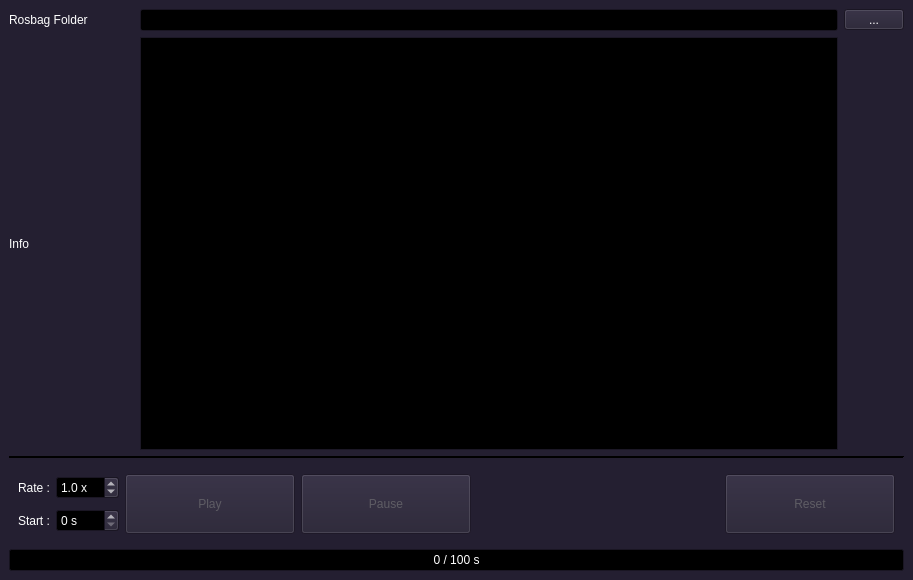
Before: the Qt Designer form ui/player.ui in yyamazaki933/rosif, drawn with Qt 5.
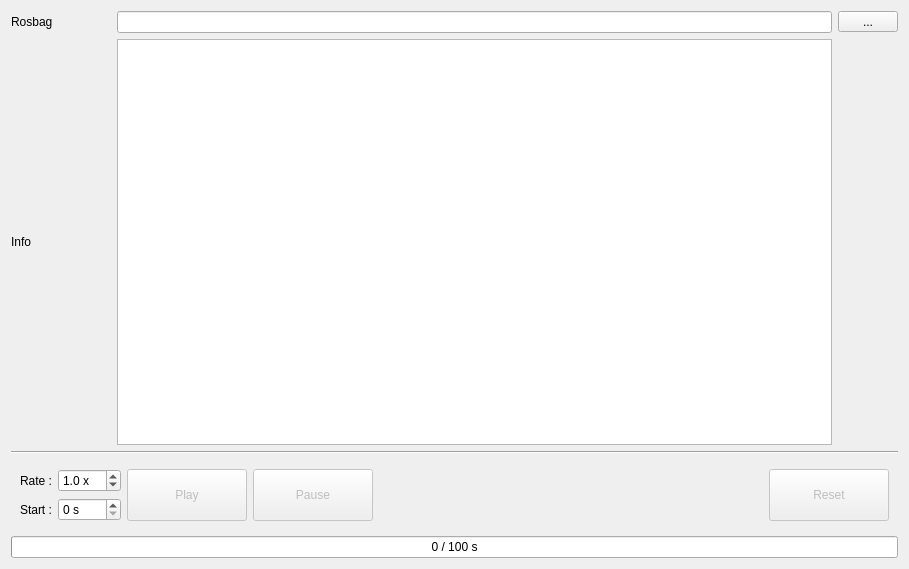
After: the same form once the commit is applied.

```diff
--- a/ui/player.ui
+++ b/ui/player.ui
@@ -1,497 +1,27 @@
 <?xml version="1.0" encoding="UTF-8"?>
 <ui version="4.0">
- <class>MainWindow</class>
- <widget class="QMainWindow" name="MainWindow">
+ <class>Form</class>
+ <widget class="QWidget" name="Form">
   <property name="geometry">
    <rect>
     <x>0</x>
     <y>0</y>
-    <width>913</width>
-    <height>580</height>
+    <width>909</width>
+    <height>569</height>
    </rect>
   </property>
-  <property name="palette">
-   <palette>
-    <active>
-     <colorrole role="WindowText">
-      <brush brushstyle="SolidPattern">
-       <color alpha="255">
-        <red>255</red>
-        <green>255</green>
-        <blue>255</blue>
-       </color>
-      </brush>
-     </colorrole>
-     <colorrole role="Button">
-      <brush brushstyle="SolidPattern">
-       <color alpha="255">
-        <red>36</red>
-        <green>31</green>
-        <blue>49</blue>
-       </color>
-      </brush>
-     </colorrole>
-     <colorrole role="Light">
-      <brush brushstyle="SolidPattern">
-       <color alpha="255">
-        <red>0</red>
-        <green>0</green>
-        <blue>0</blue>
-       </color>
-      </brush>
-     </colorrole>
-     <colorrole role="Midlight">
-      <brush brushstyle="SolidPattern">
-       <color alpha="255">
-        <red>0</red>
-        <green>0</green>
-        <blue>0</blue>
-       </color>
-      </brush>
-     </colorrole>
-     <colorrole role="Dark">
-      <brush brushstyle="SolidPattern">
-       <color alpha="255">
-        <red>0</red>
-        <green>0</green>
-        <blue>0</blue>
-       </color>
-      </brush>
-     </colorrole>
-     <colorrole role="Mid">
-      <brush brushstyle="SolidPattern">
-       <color alpha="255">
-        <red>0</red>
-        <green>0</green>
-        <blue>0</blue>
-       </color>
-      </brush>
-     </colorrole>
-     <colorrole role="Text">
-      <brush brushstyle="SolidPattern">
-       <color alpha="255">
-        <red>255</red>
-        <green>255</green>
-        <blue>255</blue>
-       </color>
-      </brush>
-     </colorrole>
-     <colorrole role="BrightText">
-      <brush brushstyle="SolidPattern">
-       <color alpha="255">
-        <red>255</red>
-        <green>255</green>
-        <blue>255</blue>
-       </color>
-      </brush>
-     </colorrole>
-     <colorrole role="ButtonText">
-      <brush brushstyle="SolidPattern">
-       <color alpha="255">
-        <red>255</red>
-        <green>255</green>
-        <blue>255</blue>
-       </color>
-      </brush>
-     </colorrole>
-     <colorrole role="Base">
-      <brush brushstyle="SolidPattern">
-       <color alpha="255">
-        <red>0</red>
-        <green>0</green>
-        <blue>0</blue>
-       </color>
-      </brush>
-     </colorrole>
-     <colorrole role="Window">
-      <brush brushstyle="SolidPattern">
-       <color alpha="255">
-        <red>36</red>
-        <green>31</green>
-        <blue>49</blue>
-       </color>
-      </brush>
-     </colorrole>
-     <colorrole role="Shadow">
-      <brush brushstyle="SolidPattern">
-       <color alpha="255">
-        <red>0</red>
-        <green>0</green>
-        <blue>0</blue>
-       </color>
-      </brush>
-     </colorrole>
-     <colorrole role="Highlight">
-      <brush brushstyle="SolidPattern">
-       <color alpha="255">
-        <red>0</red>
-        <green>0</green>
-        <blue>255</blue>
-       </color>
-      </brush>
-     </colorrole>
-     <colorrole role="AlternateBase">
-      <brush brushstyle="SolidPattern">
-       <color alpha="255">
-        <red>0</red>
-        <green>0</green>
-        <blue>0</blue>
-       </color>
-      </brush>
-     </colorrole>
-     <colorrole role="ToolTipBase">
-      <brush brushstyle="SolidPattern">
-       <color alpha="255">
-        <red>255</red>
-        <green>255</green>
-        <blue>220</blue>
-       </color>
-      </brush>
-     </colorrole>
-     <colorrole role="ToolTipText">
-      <brush brushstyle="SolidPattern">
-       <color alpha="255">
-        <red>0</red>
-        <green>0</green>
-        <blue>0</blue>
-       </color>
-      </brush>
-     </colorrole>
-     <colorrole role="PlaceholderText">
-      <brush brushstyle="SolidPattern">
-       <color alpha="128">
-        <red>255</red>
-        <green>255</green>
-        <blue>255</blue>
-       </color>
-      </brush>
-     </colorrole>
-    </active>
-    <inactive>
-     <colorrole role="WindowText">
-      <brush brushstyle="SolidPattern">
-       <color alpha="255">
-        <red>255</red>
-        <green>255</green>
-        <blue>255</blue>
-       </color>
-      </brush>
-     </colorrole>
-     <colorrole role="Button">
-      <brush brushstyle="SolidPattern">
-       <color alpha="255">
-        <red>36</red>
-        <green>31</green>
-        <blue>49</blue>
-       </color>
-      </brush>
-     </colorrole>
-     <colorrole role="Light">
-      <brush brushstyle="SolidPattern">
-       <color alpha="255">
-        <red>0</red>
-        <green>0</green>
-        <blue>0</blue>
-       </color>
-      </brush>
-     </colorrole>
-     <colorrole role="Midlight">
-      <brush brushstyle="SolidPattern">
-       <color alpha="255">
-        <red>0</red>
-        <green>0</green>
-        <blue>0</blue>
-       </color>
-      </brush>
-     </colorrole>
-     <colorrole role="Dark">
-      <brush brushstyle="SolidPattern">
-       <color alpha="255">
-        <red>0</red>
-        <green>0</green>
-        <blue>0</blue>
-       </color>
-      </brush>
-     </colorrole>
-     <colorrole role="Mid">
-      <brush brushstyle="SolidPattern">
-       <color alpha="255">
-        <red>0</red>
-        <green>0</green>
-        <blue>0</blue>
-       </color>
-      </brush>
-     </colorrole>
-     <colorrole role="Text">
-      <brush brushstyle="SolidPattern">
-       <color alpha="255">
-        <red>255</red>
-        <green>255</green>
-        <blue>255</blue>
-       </color>
-      </brush>
-     </colorrole>
-     <colorrole role="BrightText">
-      <brush brushstyle="SolidPattern">
-       <color alpha="255">
-        <red>255</red>
-        <green>255</green>
-        <blue>255</blue>
-       </color>
-      </brush>
-     </colorrole>
-     <colorrole role="ButtonText">
-      <brush brushstyle="SolidPattern">
-       <color alpha="255">
-        <red>255</red>
-        <green>255</green>
-        <blue>255</blue>
-       </color>
-      </brush>
-     </colorrole>
-     <colorrole role="Base">
-      <brush brushstyle="SolidPattern">
-       <color alpha="255">
-        <red>0</red>
-        <green>0</green>
-        <blue>0</blue>
-       </color>
-      </brush>
-     </colorrole>
-     <colorrole role="Window">
-      <brush brushstyle="SolidPattern">
-       <color alpha="255">
-        <red>36</red>
-        <green>31</green>
-        <blue>49</blue>
-       </color>
-      </brush>
-     </colorrole>
-     <colorrole role="Shadow">
-      <brush brushstyle="SolidPattern">
-       <color alpha="255">
-        <red>0</red>
-        <green>0</green>
-        <blue>0</blue>
-       </color>
-      </brush>
-     </colorrole>
-     <colorrole role="Highlight">
-      <brush brushstyle="SolidPattern">
-       <color alpha="255">
-        <red>0</red>
-        <green>0</green>
-        <blue>255</blue>
-       </color>
-      </brush>
-     </colorrole>
-     <colorrole role="AlternateBase">
-      <brush brushstyle="SolidPattern">
-       <color alpha="255">
-        <red>0</red>
-        <green>0</green>
-        <blue>0</blue>
-       </color>
-      </brush>
-     </colorrole>
-     <colorrole role="ToolTipBase">
-      <brush brushstyle="SolidPattern">
-       <color alpha="255">
-        <red>255</red>
-        <green>255</green>
-        <blue>220</blue>
-       </color>
-      </brush>
-     </colorrole>
-     <colorrole role="ToolTipText">
-      <brush brushstyle="SolidPattern">
-       <color alpha="255">
-        <red>0</red>
-        <green>0</green>
-        <blue>0</blue>
-       </color>
-      </brush>
-     </colorrole>
-     <colorrole role="PlaceholderText">
-      <brush brushstyle="SolidPattern">
-       <color alpha="128">
-        <red>255</red>
-        <green>255</green>
-        <blue>255</blue>
-       </color>
-      </brush>
-     </colorrole>
-    </inactive>
-    <disabled>
-     <colorrole role="WindowText">
-      <brush brushstyle="SolidPattern">
-       <color alpha="255">
-        <red>61</red>
-        <green>56</green>
-        <blue>70</blue>
-       </color>
-      </brush>
-     </colorrole>
-     <colorrole role="Button">
-      <brush brushstyle="SolidPattern">
-       <color alpha="255">
-        <red>36</red>
-        <green>31</green>
-        <blue>49</blue>
-       </color>
-      </brush>
-     </colorrole>
-     <colorrole role="Light">
-      <brush brushstyle="SolidPattern">
-       <color alpha="255">
-        <red>0</red>
-        <green>0</green>
-        <blue>0</blue>
-       </color>
-      </brush>
-     </colorrole>
-     <colorrole role="Midlight">
-      <brush brushstyle="SolidPattern">
-       <color alpha="255">
-        <red>0</red>
-        <green>0</green>
-        <blue>0</blue>
-       </color>
-      </brush>
-     </colorrole>
-     <colorrole role="Dark">
-      <brush brushstyle="SolidPattern">
-       <color alpha="255">
-        <red>0</red>
-        <green>0</green>
-        <blue>0</blue>
-       </color>
-      </brush>
-     </colorrole>
-     <colorrole role="Mid">
-      <brush brushstyle="SolidPattern">
-       <color alpha="255">
-        <red>0</red>
-        <green>0</green>
-        <blue>0</blue>
-       </color>
-      </brush>
-     </colorrole>
-     <colorrole role="Text">
-      <brush brushstyle="SolidPattern">
-       <color alpha="255">
-        <red>94</red>
-        <green>92</green>
-        <blue>100</blue>
-       </color>
-      </brush>
-     </colorrole>
-     <colorrole role="BrightText">
-      <brush brushstyle="SolidPattern">
-       <color alpha="255">
-        <red>255</red>
-        <green>255</green>
-        <blue>255</blue>
-       </color>
-      </brush>
-     </colorrole>
-     <colorrole role="ButtonText">
-      <brush brushstyle="SolidPattern">
-       <color alpha="255">
-        <red>94</red>
-        <green>92</green>
-        <blue>100</blue>
-       </color>
-      </brush>
-     </colorrole>
-     <colorrole role="Base">
-      <brush brushstyle="SolidPattern">
-       <color alpha="255">
-        <red>36</red>
-        <green>31</green>
-        <blue>49</blue>
-       </color>
-      </brush>
-     </colorrole>
-     <colorrole role="Window">
-      <brush brushstyle="SolidPattern">
-       <color alpha="255">
-        <red>36</red>
-        <green>31</green>
-        <blue>49</blue>
-       </color>
-      </brush>
-     </colorrole>
-     <colorrole role="Shadow">
-      <brush brushstyle="SolidPattern">
-       <color alpha="255">
-        <red>0</red>
-        <green>0</green>
-        <blue>0</blue>
-       </color>
-      </brush>
-     </colorrole>
-     <colorrole role="Highlight">
-      <brush brushstyle="SolidPattern">
-       <color alpha="255">
-        <red>145</red>
-        <green>145</green>
-        <blue>145</blue>
-       </color>
-      </brush>
-     </colorrole>
-     <colorrole role="AlternateBase">
-      <brush brushstyle="SolidPattern">
-       <color alpha="255">
-        <red>0</red>
-        <green>0</green>
-        <blue>0</blue>
-       </color>
-      </brush>
-     </colorrole>
-     <colorrole role="ToolTipBase">
-      <brush brushstyle="SolidPattern">
-       <color alpha="255">
-        <red>255</red>
-        <green>255</green>
-        <blue>220</blue>
-       </color>
-      </brush>
-     </colorrole>
-     <colorrole role="ToolTipText">
-      <brush brushstyle="SolidPattern">
-       <color alpha="255">
-        <red>0</red>
-        <green>0</green>
-        <blue>0</blue>
-       </color>
-      </brush>
-     </colorrole>
-     <colorrole role="PlaceholderText">
-      <brush brushstyle="SolidPattern">
-       <color alpha="128">
-        <red>255</red>
-        <green>255</green>
-        <blue>255</blue>
-       </color>
-      </brush>
-     </colorrole>
-    </disabled>
-   </palette>
-  </property>
   <property name="windowTitle">
-   <string>Rosbag Player</string>
-  </property>
-  <widget class="QWidget" name="centralwidget">
-   <property name="sizePolicy">
-    <sizepolicy hsizetype="Fixed" vsizetype="Fixed">
-     <horstretch>0</horstretch>
-     <verstretch>0</verstretch>
-    </sizepolicy>
+   <string>Form</string>
    </property>
    <layout class="QGridLayout" name="gridLayout">
-    <item row="10" column="0" colspan="3">
+   <item row="4" column="0" colspan="3">
      <widget class="QProgressBar" name="progress">
+     <property name="sizePolicy">
+      <sizepolicy hsizetype="Preferred" vsizetype="Fixed">
+       <horstretch>0</horstretch>
+       <verstretch>0</verstretch>
+      </sizepolicy>
+     </property>
       <property name="value">
        <number>0</number>
       </property>
@@ -500,51 +30,193 @@
       </property>
      </widget>
     </item>
+   <item row="1" column="1">
+    <widget class="QPlainTextEdit" name="pte_bag">
+     <property name="sizePolicy">
+      <sizepolicy hsizetype="Preferred" vsizetype="Expanding">
+       <horstretch>0</horstretch>
+       <verstretch>0</verstretch>
+      </sizepolicy>
+     </property>
+     <property name="palette">
+      <palette>
+       <active>
+        <colorrole role="Text">
+         <brush brushstyle="SolidPattern">
+          <color alpha="255">
+           <red>154</red>
+           <green>153</green>
+           <blue>150</blue>
+          </color>
+         </brush>
+        </colorrole>
+        <colorrole role="PlaceholderText">
+         <brush brushstyle="NoBrush">
+          <color alpha="128">
+           <red>154</red>
+           <green>153</green>
+           <blue>150</blue>
+          </color>
+         </brush>
+        </colorrole>
+       </active>
+       <inactive>
+        <colorrole role="Text">
+         <brush brushstyle="SolidPattern">
+          <color alpha="255">
+           <red>154</red>
+           <green>153</green>
+           <blue>150</blue>
+          </color>
+         </brush>
+        </colorrole>
+        <colorrole role="PlaceholderText">
+         <brush brushstyle="NoBrush">
+          <color alpha="128">
+           <red>154</red>
+           <green>153</green>
+           <blue>150</blue>
+          </color>
+         </brush>
+        </colorrole>
+       </inactive>
+       <disabled>
+        <colorrole role="Text">
+         <brush brushstyle="SolidPattern">
+          <color alpha="255">
+           <red>94</red>
+           <green>92</green>
+           <blue>100</blue>
+          </color>
+         </brush>
+        </colorrole>
+        <colorrole role="PlaceholderText">
+         <brush brushstyle="NoBrush">
+          <color alpha="128">
+           <red>154</red>
+           <green>153</green>
+           <blue>150</blue>
+          </color>
+         </brush>
+        </colorrole>
+       </disabled>
+      </palette>
+     </property>
+     <property name="font">
+      <font>
+       <family>Ubuntu Mono</family>
+       <pointsize>13</pointsize>
+      </font>
+     </property>
+     <property name="lineWrapMode">
+      <enum>QPlainTextEdit::NoWrap</enum>
+     </property>
+     <property name="readOnly">
+      <bool>true</bool>
+     </property>
+     <property name="plainText">
+      <string/>
+     </property>
+    </widget>
+   </item>
+   <item row="2" column="0" colspan="3">
+    <widget class="Line" name="line">
+     <property name="orientation">
+      <enum>Qt::Horizontal</enum>
+     </property>
+    </widget>
+   </item>
     <item row="0" column="1">
      <widget class="QLineEdit" name="le_bag">
+     <property name="sizePolicy">
+      <sizepolicy hsizetype="Minimum" vsizetype="Fixed">
+       <horstretch>0</horstretch>
+       <verstretch>0</verstretch>
+      </sizepolicy>
+     </property>
       <property name="text">
        <string/>
       </property>
      </widget>
     </item>
-    <item row="7" column="0">
+   <item row="0" column="0">
+    <widget class="QLabel" name="label_11">
+     <property name="sizePolicy">
+      <sizepolicy hsizetype="Preferred" vsizetype="Preferred">
+       <horstretch>0</horstretch>
+       <verstretch>0</verstretch>
+      </sizepolicy>
+     </property>
+     <property name="maximumSize">
+      <size>
+       <width>100</width>
+       <height>16777215</height>
+      </size>
+     </property>
+     <property name="text">
+      <string>Rosbag</string>
+     </property>
+    </widget>
+   </item>
+   <item row="1" column="0">
      <widget class="QLabel" name="label_12">
+     <property name="sizePolicy">
+      <sizepolicy hsizetype="Preferred" vsizetype="Preferred">
+       <horstretch>0</horstretch>
+       <verstretch>0</verstretch>
+      </sizepolicy>
+     </property>
+     <property name="maximumSize">
+      <size>
+       <width>100</width>
+       <height>16777215</height>
+      </size>
+     </property>
       <property name="text">
        <string>Info</string>
       </property>
      </widget>
     </item>
-    <item row="0" column="0">
-     <widget class="QLabel" name="label_11">
+   <item row="0" column="2">
+    <widget class="QToolButton" name="tb_bag">
       <property name="minimumSize">
        <size>
-        <width>125</width>
+       <width>60</width>
         <height>0</height>
        </size>
       </property>
-      <property name="maximumSize">
-       <size>
-        <width>82</width>
-        <height>16777215</height>
-       </size>
-      </property>
       <property name="text">
-       <string>Rosbag Folder</string>
+      <string>...</string>
       </property>
      </widget>
     </item>
-    <item row="8" column="0" colspan="3">
-     <widget class="Line" name="line">
-      <property name="orientation">
-       <enum>Qt::Horizontal</enum>
-      </property>
-     </widget>
-    </item>
-    <item row="9" column="0" colspan="3">
+   <item row="3" column="0" colspan="3">
      <widget class="QWidget" name="widget" native="true">
       <layout class="QGridLayout" name="gridLayout_2">
-       <item row="1" column="1">
-        <widget class="QLabel" name="label_16">
+      <item row="0" column="2" rowspan="2">
+       <widget class="QPushButton" name="pb_play">
+        <property name="enabled">
+         <bool>false</bool>
+        </property>
+        <property name="sizePolicy">
+         <sizepolicy hsizetype="Preferred" vsizetype="Preferred">
+          <horstretch>0</horstretch>
+          <verstretch>0</verstretch>
+         </sizepolicy>
+        </property>
+        <property name="minimumSize">
+         <size>
+          <width>120</width>
+          <height>0</height>
+         </size>
+        </property>
+        <property name="text">
+         <string>Play</string>
+        </property>
+       </widget>
+      </item>
+      <item row="0" column="0">
+       <widget class="QLabel" name="label_15">
          <property name="maximumSize">
           <size>
            <width>84</width>
@@ -552,11 +224,27 @@
           </size>
          </property>
          <property name="text">
-          <string>Start :</string>
+         <string>Rate :</string>
          </property>
         </widget>
        </item>
-       <item row="0" column="2">
+      <item row="1" column="1">
+       <widget class="QSpinBox" name="sb_offset">
+        <property name="maximumSize">
+         <size>
+          <width>83</width>
+          <height>16777215</height>
+         </size>
+        </property>
+        <property name="suffix">
+         <string> s</string>
+        </property>
+        <property name="maximum">
+         <number>9999</number>
+        </property>
+       </widget>
+      </item>
+      <item row="0" column="1">
         <widget class="QDoubleSpinBox" name="sb_rate">
          <property name="maximumSize">
           <size>
@@ -584,24 +272,21 @@
          </property>
         </widget>
        </item>
-       <item row="1" column="2">
-        <widget class="QSpinBox" name="sb_offset">
-         <property name="maximumSize">
+      <item row="0" column="4">
+       <spacer name="horizontalSpacer">
+        <property name="orientation">
+         <enum>Qt::Horizontal</enum>
+        </property>
+        <property name="sizeHint" stdset="0">
           <size>
-           <width>83</width>
-           <height>16777215</height>
-          </size>
-         </property>
-         <property name="suffix">
-          <string> s</string>
-         </property>
-         <property name="maximum">
-          <number>9999</number>
-         </property>
-        </widget>
-       </item>
-       <item row="0" column="1">
-        <widget class="QLabel" name="label_15">
+          <width>297</width>
+          <height>0</height>
+         </size>
+        </property>
+       </spacer>
+      </item>
+      <item row="1" column="0">
+       <widget class="QLabel" name="label_16">
          <property name="maximumSize">
           <size>
            <width>84</width>
@@ -609,35 +294,25 @@
           </size>
          </property>
          <property name="text">
-          <string>Rate :</string>
+         <string>Start :</string>
          </property>
         </widget>
        </item>
-       <item row="0" column="5" rowspan="2">
-        <widget class="QPushButton" name="pb_play">
-         <property name="enabled">
-          <bool>false</bool>
-         </property>
-         <property name="minimumSize">
-          <size>
-           <width>170</width>
-           <height>60</height>
-          </size>
-         </property>
-         <property name="text">
-          <string>Play</string>
-         </property>
-        </widget>
-       </item>
-       <item row="0" column="6" rowspan="2">
+      <item row="0" column="3" rowspan="2">
         <widget class="QPushButton" name="pb_pause">
          <property name="enabled">
           <bool>false</bool>
          </property>
+        <property name="sizePolicy">
+         <sizepolicy hsizetype="Preferred" vsizetype="Preferred">
+          <horstretch>0</horstretch>
+          <verstretch>0</verstretch>
+         </sizepolicy>
+        </property>
          <property name="minimumSize">
           <size>
-           <width>170</width>
-           <height>60</height>
+          <width>120</width>
+          <height>0</height>
           </size>
          </property>
          <property name="text">
@@ -645,15 +320,21 @@
          </property>
         </widget>
        </item>
-       <item row="0" column="8" rowspan="2">
+      <item row="0" column="5" rowspan="2">
         <widget class="QPushButton" name="pb_reset">
          <property name="enabled">
           <bool>false</bool>
          </property>
+        <property name="sizePolicy">
+         <sizepolicy hsizetype="Preferred" vsizetype="Preferred">
+          <horstretch>0</horstretch>
+          <verstretch>0</verstretch>
+         </sizepolicy>
+        </property>
          <property name="minimumSize">
           <size>
-           <width>170</width>
-           <height>60</height>
+          <width>120</width>
+          <height>0</height>
           </size>
          </property>
          <property name="text">
@@ -661,120 +342,10 @@
          </property>
         </widget>
        </item>
-       <item row="0" column="7">
-        <spacer name="horizontalSpacer">
-         <property name="orientation">
-          <enum>Qt::Horizontal</enum>
-         </property>
-         <property name="sizeHint" stdset="0">
-          <size>
-           <width>0</width>
-           <height>0</height>
-          </size>
-         </property>
-        </spacer>
-       </item>
       </layout>
      </widget>
     </item>
-    <item row="0" column="2">
-     <widget class="QToolButton" name="tb_bag">
-      <property name="minimumSize">
-       <size>
-        <width>60</width>
-        <height>0</height>
-       </size>
-      </property>
-      <property name="text">
-       <string>...</string>
-      </property>
-     </widget>
-    </item>
-    <item row="7" column="1">
-     <widget class="QPlainTextEdit" name="pte_bag">
-      <property name="palette">
-       <palette>
-        <active>
-         <colorrole role="Text">
-          <brush brushstyle="SolidPattern">
-           <color alpha="255">
-            <red>154</red>
-            <green>153</green>
-            <blue>150</blue>
-           </color>
-          </brush>
-         </colorrole>
-         <colorrole role="PlaceholderText">
-          <brush brushstyle="NoBrush">
-           <color alpha="128">
-            <red>154</red>
-            <green>153</green>
-            <blue>150</blue>
-           </color>
-          </brush>
-         </colorrole>
-        </active>
-        <inactive>
-         <colorrole role="Text">
-          <brush brushstyle="SolidPattern">
-           <color alpha="255">
-            <red>154</red>
-            <green>153</green>
-            <blue>150</blue>
-           </color>
-          </brush>
-         </colorrole>
-         <colorrole role="PlaceholderText">
-          <brush brushstyle="NoBrush">
-           <color alpha="128">
-            <red>154</red>
-            <green>153</green>
-            <blue>150</blue>
-           </color>
-          </brush>
-         </colorrole>
-        </inactive>
-        <disabled>
-         <colorrole role="Text">
-          <brush brushstyle="SolidPattern">
-           <color alpha="255">
-            <red>94</red>
-            <green>92</green>
-            <blue>100</blue>
-           </color>
-          </brush>
-         </colorrole>
-         <colorrole role="PlaceholderText">
-          <brush brushstyle="NoBrush">
-           <color alpha="128">
-            <red>154</red>
-            <green>153</green>
-            <blue>150</blue>
-           </color>
-          </brush>
-         </colorrole>
-        </disabled>
-       </palette>
-      </property>
-      <property name="font">
-       <font>
-        <family>Ubuntu Mono</family>
-        <pointsize>13</pointsize>
-       </font>
-      </property>
-      <property name="lineWrapMode">
-       <enum>QPlainTextEdit::NoWrap</enum>
-      </property>
-      <property name="readOnly">
-       <bool>true</bool>
-      </property>
-      <property name="plainText">
-       <string/>
-      </property>
-     </widget>
-    </item>
-   </layout>
-  </widget>
+  </layout>
  </widget>
  <resources/>
  <connections/>
```
Lines whose indentation alone changed are shown as unchanged.
